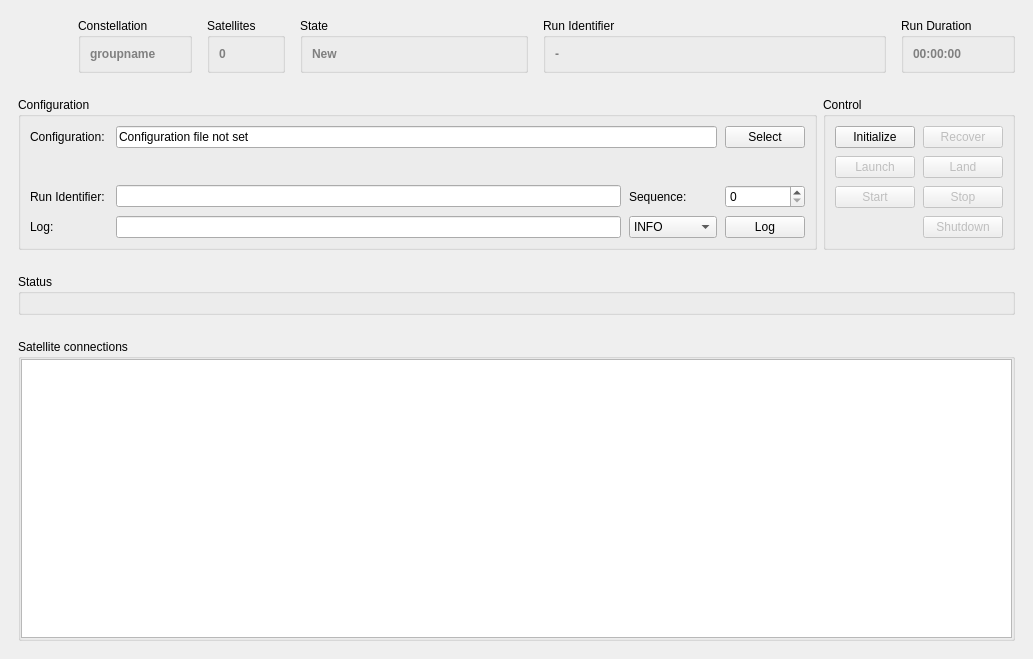
Qt form cxx/controllers/MissionControl/MissionControl.ui (constellation-daq/Constellation) before a commit.
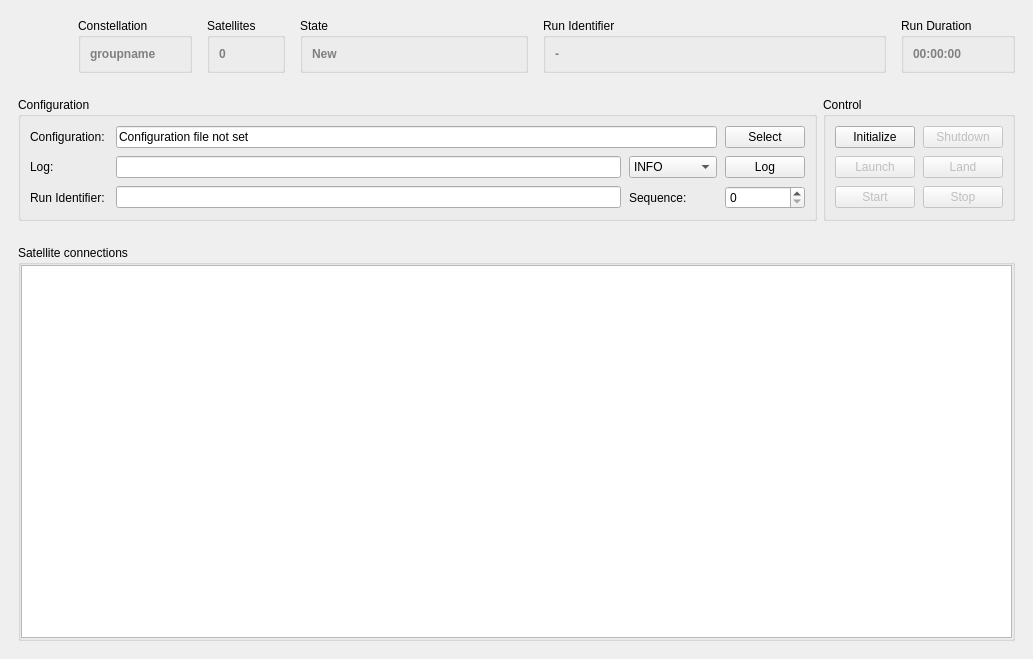
The same form after that commit. Icons and pictures are not drawn.

Commit message: cxx/controller/MissionControl: drop recover btn

Diff of the .ui file:
```diff
--- a/cxx/controllers/MissionControl/MissionControl.ui
+++ b/cxx/controllers/MissionControl/MissionControl.ui
@@ -262,7 +262,7 @@
           <property name="spacing">
            <number>8</number>
           </property>
-          <item row="4" column="4">
+          <item row="1" column="4">
            <widget class="QPushButton" name="btnLog">
             <property name="enabled">
              <bool>true</bool>
@@ -275,16 +275,13 @@
             </property>
            </widget>
           </item>
-          <item row="4" column="0">
+          <item row="1" column="0">
            <widget class="QLabel" name="labelLog">
             <property name="text">
              <string>Log: </string>
             </property>
            </widget>
           </item>
-          <item row="1" column="0">
-           <widget class="QWidget" name="spacer" native="true"/>
-          </item>
           <item row="0" column="0">
            <widget class="QLabel" name="labelConfig">
             <property name="text">
@@ -302,7 +299,7 @@
             </property>
            </widget>
           </item>
-          <item row="3" column="4">
+          <item row="2" column="4">
            <widget class="QSpinBox" name="runSequence">
             <property name="toolTip">
              <string>&lt;html&gt;&lt;head/&gt;&lt;body&gt;&lt;p&gt;Run sequence&lt;/p&gt;&lt;/body&gt;&lt;/html&gt;</string>
@@ -312,7 +309,7 @@
             </property>
            </widget>
           </item>
-          <item row="3" column="3">
+          <item row="2" column="3">
            <widget class="QLabel" name="labelRunSeq">
             <property name="text">
              <string>Sequence:</string>
@@ -326,24 +323,24 @@
             </property>
            </widget>
           </item>
-          <item row="3" column="0">
+          <item row="2" column="0">
            <widget class="QLabel" name="labelRunIdent">
             <property name="text">
              <string>Run Identifier: </string>
             </property>
            </widget>
           </item>
-          <item row="3" column="2">
+          <item row="2" column="2">
            <widget class="QLineEdit" name="runIdentifier"/>
           </item>
-          <item row="4" column="2">
+          <item row="1" column="2">
            <widget class="QLineEdit" name="txtLogmsg">
             <property name="toolTip">
              <string>Send a log message</string>
             </property>
            </widget>
           </item>
-          <item row="4" column="3">
+          <item row="1" column="3">
            <widget class="QComboBox" name="comboBoxLogLevel">
             <property name="currentIndex">
              <number>2</number>
@@ -408,19 +405,6 @@
             </property>
            </widget>
           </item>
-          <item row="0" column="1">
-           <widget class="QPushButton" name="btnReset">
-            <property name="enabled">
-             <bool>false</bool>
-            </property>
-            <property name="toolTip">
-             <string>Recover satellites from safe mode</string>
-            </property>
-            <property name="text">
-             <string>Recover</string>
-            </property>
-           </widget>
-          </item>
           <item row="2" column="0">
            <widget class="QPushButton" name="btnStart">
             <property name="enabled">
@@ -479,7 +463,7 @@
             </property>
            </widget>
           </item>
-          <item row="3" column="1">
+          <item row="0" column="1">
            <widget class="QPushButton" name="btnShutdown">
             <property name="enabled">
              <bool>false</bool>
@@ -499,54 +483,6 @@
      </widget>
     </item>
     <item row="2" column="0">
-     <widget class="QWidget" name="statusWidget" native="true">
-      <layout class="QVBoxLayout" name="verticalLayout_2">
-       <item>
-        <widget class="QGroupBox" name="grpStatus">
-         <property name="sizePolicy">
-          <sizepolicy hsizetype="Preferred" vsizetype="Preferred">
-           <horstretch>0</horstretch>
-           <verstretch>0</verstretch>
-          </sizepolicy>
-         </property>
-         <property name="minimumSize">
-          <size>
-           <width>192</width>
-           <height>0</height>
-          </size>
-         </property>
-         <property name="title">
-          <string>Status</string>
-         </property>
-         <layout class="QGridLayout">
-          <property name="leftMargin">
-           <number>9</number>
-          </property>
-          <property name="topMargin">
-           <number>9</number>
-          </property>
-          <property name="rightMargin">
-           <number>9</number>
-          </property>
-          <property name="bottomMargin">
-           <number>9</number>
-          </property>
-          <property name="horizontalSpacing">
-           <number>8</number>
-          </property>
-          <property name="verticalSpacing">
-           <number>4</number>
-          </property>
-          <item row="1" column="0">
-           <layout class="QGridLayout" name="grpGrid"/>
-          </item>
-         </layout>
-        </widget>
-       </item>
-      </layout>
-     </widget>
-    </item>
-    <item row="3" column="0">
      <widget class="QWidget" name="connectionWidget" native="true">
       <layout class="QHBoxLayout" name="horizontalLayout_4">
        <item>
```
Left out of the diff: 7 changed lines with no effect on the pictures. The commit also changes 2 other files.
